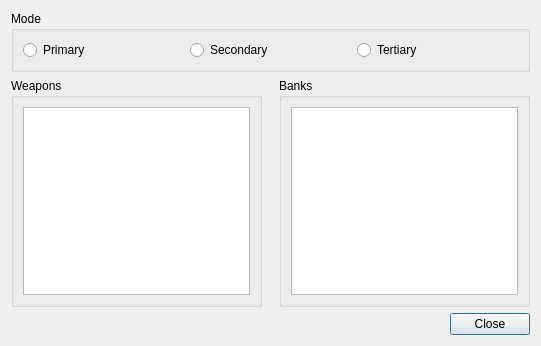
Qt form qtfred/ui/ShipWeaponsDialog.ui (scp-fs2open/fs2open.github.com) before a commit.
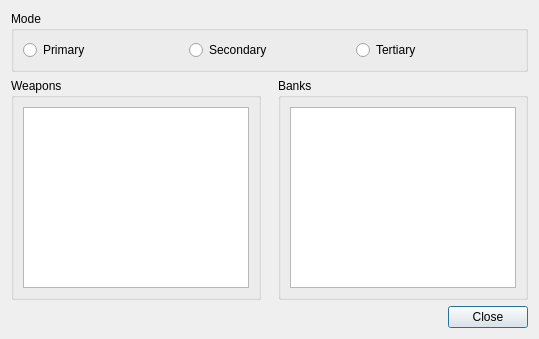
The same form after that commit.

The edit to the form file:
```diff
--- a/qtfred/ui/ShipWeaponsDialog.ui
+++ b/qtfred/ui/ShipWeaponsDialog.ui
@@ -6,8 +6,8 @@
    <rect>
     <x>0</x>
     <y>0</y>
-    <width>541</width>
-    <height>346</height>
+    <width>539</width>
+    <height>339</height>
    </rect>
   </property>
   <property name="windowTitle">
```
Left out of the diff: 21 changed lines with no effect on the pictures.
